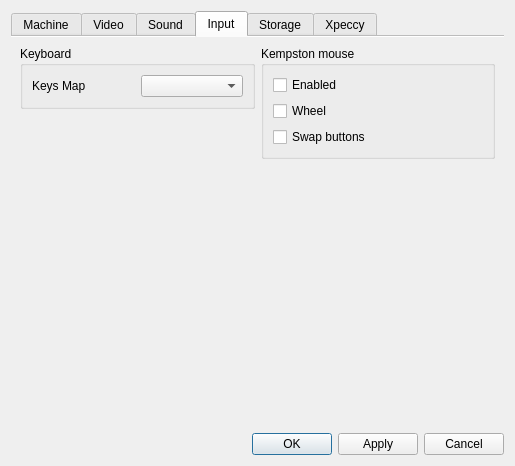
Before: the Qt Designer form ui/setupwin.ui in samstyle/Xpeccy, drawn with Qt 5.
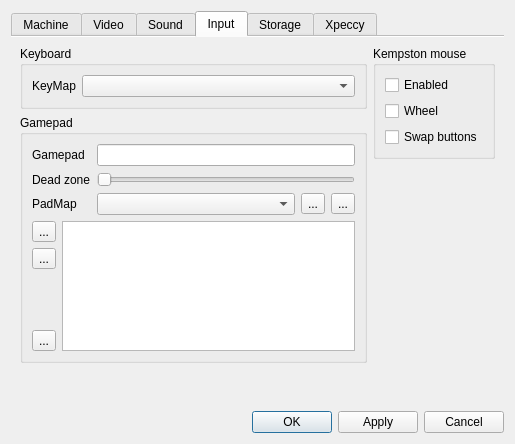
After: the same form once the commit is applied. The open tabs and pages were chosen to show the change. Icons and pictures are not drawn.

Commit message: build 20170613 [+] gamepad to PCKeyboard/KempstonJoy binder by SDL_Joystick

Patch:
```diff
--- a/ui/setupwin.ui
+++ b/ui/setupwin.ui
@@ -7,7 +7,7 @@
     <x>0</x>
     <y>0</y>
     <width>505</width>
-    <height>466</height>
+    <height>444</height>
    </rect>
   </property>
   <property name="sizePolicy">
@@ -1176,29 +1176,200 @@
              <property name="title">
               <string>Keyboard</string>
              </property>
-             <property name="alignment">
-              <set>Qt::AlignLeading|Qt::AlignLeft|Qt::AlignTop</set>
-             </property>
-             <property name="flat">
-              <bool>false</bool>
-             </property>
-             <property name="checkable">
-              <bool>false</bool>
-             </property>
-             <layout class="QGridLayout" name="gridLayout_21" rowstretch="0,0" columnstretch="0,0">
+             <layout class="QGridLayout" name="gridLayout_21" columnstretch="0,10">
               <item row="1" column="1">
                <widget class="QComboBox" name="keyMapBox"/>
               </item>
               <item row="1" column="0">
                <widget class="QLabel" name="label_39">
                 <property name="text">
-                 <string>Keys Map</string>
+                 <string>KeyMap</string>
                 </property>
                </widget>
               </item>
              </layout>
             </widget>
            </item>
+           <item>
+            <widget class="QGroupBox" name="groupBox_6">
+             <property name="title">
+              <string>Gamepad</string>
+             </property>
+             <property name="flat">
+              <bool>false</bool>
+             </property>
+             <layout class="QVBoxLayout" name="verticalLayout_25">
+              <item>
+               <layout class="QGridLayout" name="gridLayout_22">
+                <item row="0" column="0">
+                 <widget class="QLabel" name="label_28">
+                  <property name="text">
+                   <string>Gamepad</string>
+                  </property>
+                 </widget>
+                </item>
+                <item row="1" column="0">
+                 <widget class="QLabel" name="label_29">
+                  <property name="text">
+                   <string>Dead zone</string>
+                  </property>
+                 </widget>
+                </item>
+                <item row="1" column="1">
+                 <widget class="QSlider" name="sldDeadZone">
+                  <property name="maximum">
+                   <number>32767</number>
+                  </property>
+                  <property name="orientation">
+                   <enum>Qt::Horizontal</enum>
+                  </property>
+                 </widget>
+                </item>
+                <item row="0" column="1">
+                 <widget class="QLineEdit" name="lePadName">
+                  <property name="readOnly">
+                   <bool>true</bool>
+                  </property>
+                 </widget>
+                </item>
+                <item row="2" column="0">
+                 <widget class="QLabel" name="label_22">
+                  <property name="text">
+                   <string>PadMap</string>
+                  </property>
+                 </widget>
+                </item>
+                <item row="2" column="1">
+                 <layout class="QHBoxLayout" name="horizontalLayout_30">
+                  <item>
+                   <widget class="QComboBox" name="cbPadMap"/>
+                  </item>
+                  <item>
+                   <widget class="QToolButton" name="tbPadNew">
+                    <property name="text">
+                     <string>...</string>
+                    </property>
+                    <property name="icon">
+                     <iconset resource="../xpeccy.qrc">
+                      <normaloff>:/images/add.png</normaloff>:/images/add.png</iconset>
+                    </property>
+                   </widget>
+                  </item>
+                  <item>
+                   <widget class="QToolButton" name="tbPadDelete">
+                    <property name="text">
+                     <string>...</string>
+                    </property>
+                    <property name="icon">
+                     <iconset resource="../xpeccy.qrc">
+                      <normaloff>:/images/cancel.png</normaloff>:/images/cancel.png</iconset>
+                    </property>
+                   </widget>
+                  </item>
+                 </layout>
+                </item>
+               </layout>
+              </item>
+              <item>
+               <layout class="QHBoxLayout" name="horizontalLayout_31">
+                <item>
+                 <layout class="QVBoxLayout" name="verticalLayout_36">
+                  <item>
+                   <widget class="QToolButton" name="tbAddBind">
+                    <property name="text">
+                     <string>...</string>
+                    </property>
+                    <property name="icon">
+                     <iconset resource="../xpeccy.qrc">
+                      <normaloff>:/images/add.png</normaloff>:/images/add.png</iconset>
+                    </property>
+                   </widget>
+                  </item>
+                  <item>
+                   <widget class="QToolButton" name="tbEditBind">
+                    <property name="text">
+                     <string>...</string>
+                    </property>
+                    <property name="icon">
+                     <iconset resource="../xpeccy.qrc">
+                      <normaloff>:/images/other.png</normaloff>:/images/other.png</iconset>
+                    </property>
+                   </widget>
+                  </item>
+                  <item>
+                   <spacer name="verticalSpacer_20">
+                    <property name="orientation">
+                     <enum>Qt::Vertical</enum>
+                    </property>
+                    <property name="sizeHint" stdset="0">
+                     <size>
+                      <width>20</width>
+                      <height>40</height>
+                     </size>
+                    </property>
+                   </spacer>
+                  </item>
+                  <item>
+                   <widget class="QToolButton" name="tbDelBind">
+                    <property name="text">
+                     <string>...</string>
+                    </property>
+                    <property name="icon">
+                     <iconset resource="../xpeccy.qrc">
+                      <normaloff>:/images/cancel.png</normaloff>:/images/cancel.png</iconset>
+                    </property>
+                   </widget>
+                  </item>
+                 </layout>
+                </item>
+                <item>
+                 <widget class="QTableView" name="tvPadTable">
+                  <property name="contextMenuPolicy">
+                   <enum>Qt::ActionsContextMenu</enum>
+                  </property>
+                  <property name="alternatingRowColors">
+                   <bool>true</bool>
+                  </property>
+                  <property name="selectionMode">
+                   <enum>QAbstractItemView::SingleSelection</enum>
+                  </property>
+                  <property name="selectionBehavior">
+                   <enum>QAbstractItemView::SelectRows</enum>
+                  </property>
+                  <property name="gridStyle">
+                   <enum>Qt::DotLine</enum>
+                  </property>
+                  <property name="sortingEnabled">
+                   <bool>true</bool>
+                  </property>
+                  <attribute name="horizontalHeaderVisible">
+                   <bool>false</bool>
+                  </attribute>
+                  <attribute name="horizontalHeaderDefaultSectionSize">
+                   <number>100</number>
+                  </attribute>
+                  <attribute name="horizontalHeaderMinimumSectionSize">
+                   <number>100</number>
+                  </attribute>
+                  <attribute name="horizontalHeaderStretchLastSection">
+                   <bool>true</bool>
+                  </attribute>
+                  <attribute name="verticalHeaderVisible">
+                   <bool>false</bool>
+                  </attribute>
+                  <attribute name="verticalHeaderDefaultSectionSize">
+                   <number>17</number>
+                  </attribute>
+                  <attribute name="verticalHeaderMinimumSectionSize">
+                   <number>17</number>
+                  </attribute>
+                 </widget>
+                </item>
+               </layout>
+              </item>
+             </layout>
+            </widget>
+           </item>
            <item>
             <spacer name="verticalSpacer_12">
              <property name="orientation">
```
Left out of the diff: 42 changed lines with no effect on the pictures. The commit also changes 25 other files.
